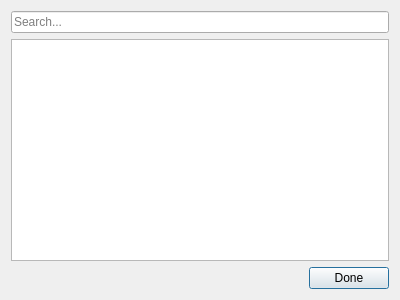
The window that src/searchwindow.ui (murrple-1/BedChaser) describes before a commit, drawn with Qt 5.
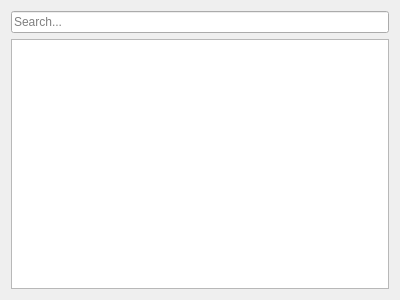
The same window after the commit.

Commit message: Additional work around facilities and waiting lists.

```diff
--- a/src/searchwindow.ui
+++ b/src/searchwindow.ui
@@ -25,41 +25,7 @@
     </widget>
    </item>
    <item>
-    <widget class="QListView" name="listView">
-     <property name="autoFillBackground">
-      <bool>false</bool>
-     </property>
-     <property name="editTriggers">
-      <set>QAbstractItemView::NoEditTriggers</set>
-     </property>
-     <property name="alternatingRowColors">
-      <bool>true</bool>
-     </property>
-    </widget>
-   </item>
-   <item>
-    <layout class="QHBoxLayout" name="horizontalLayout">
-     <item>
-      <spacer name="horizontalSpacer">
-       <property name="orientation">
-        <enum>Qt::Horizontal</enum>
-       </property>
-       <property name="sizeHint" stdset="0">
-        <size>
-         <width>40</width>
-         <height>20</height>
-        </size>
-       </property>
-      </spacer>
-     </item>
-     <item>
-      <widget class="QPushButton" name="donePushButton">
-       <property name="text">
-        <string>Done</string>
-       </property>
-      </widget>
-     </item>
-    </layout>
+    <widget class="QListWidget" name="listWidget"/>
    </item>
   </layout>
  </widget>
```
The commit also changes 17 other files.
